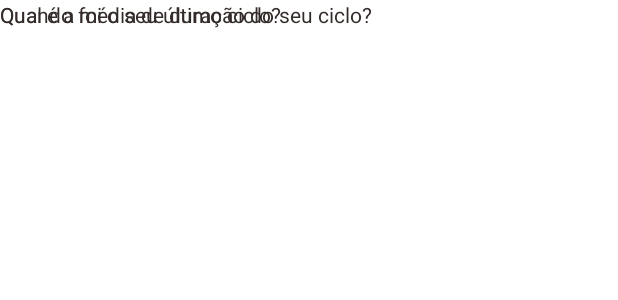
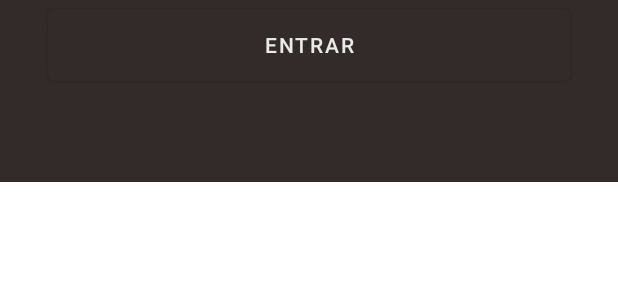
Before and after one commit to MyllaGraciani/Aima, an Android app: the layout activity_cadastro_ciclo.xml on its own in the app's theme, with its tools: preview values and no code run, on a phone screen of 412 x 824 dp. Shown: the top 300 px of the screen. Run offline under Robolectric (Android 15) with nearby library versions, the phone set to English and light mode, and no system bars.

Commit message:
iniciado layout da tela de cadastro de ciclo.

```diff
--- /dev/null
+++ b/app/src/main/java/com/ai/app/aima/model/Ciclos.java
@@ -0,0 +1,8 @@
+package com.ai.app.aima.model;
+
+public class Ciclos {
+    private int duracaoCiclo;
+    private int duracaoSangue;
+
+
+}
--- a/app/src/main/res/layout/activity_cadastro_ciclo.xml
+++ b/app/src/main/res/layout/activity_cadastro_ciclo.xml
@@ -7,23 +7,76 @@
     tools:context=".activity.CadastroCiclo_Activity">
 
 
+    <com.google.android.material.button.MaterialButton
+        android:id="@+id/l_btn_entrar2"
+        android:layout_width="match_parent"
+        android:layout_height="@dimen/am_btn_height"
+        android:layout_marginStart="32dp"
+        android:layout_marginEnd="32dp"
+        android:text="@string/btn_entrar"
+        android:textColor="@color/am_white"
+        app:backgroundTint="@color/am_black"
+        app:layout_constraintEnd_toEndOf="parent"
+        app:layout_constraintStart_toStartOf="parent"
+        tools:layout_editor_absoluteY="504dp" />
+
+    <com.google.android.material.button.MaterialButton
+        android:id="@+id/l_btn_cadastrar2"
+        style="@style/Widget.MaterialComponents.Button.TextButton"
+        android:layout_width="match_parent"
+        android:layout_height="@dimen/am_btn_height"
+        android:layout_marginStart="32dp"
+        android:layout_marginTop="16dp"
+        android:layout_marginEnd="32dp"
+        android:onClick="criarCadastroCiclo"
+        android:text="Pular"
+        android:textColor="@color/am_black"
+        app:layout_constraintBottom_toBottomOf="parent"
+        app:layout_constraintEnd_toEndOf="parent"
+        app:layout_constraintHorizontal_bias="0.0"
+        app:layout_constraintStart_toStartOf="parent"
+        app:layout_constraintTop_toBottomOf="@+id/l_btn_entrar2"
+        app:layout_constraintVertical_bias="0.0" />
+
+    <ImageView
+        android:id="@+id/back2"
+        android:layout_width="match_parent"
+        android:layout_height="121dp"
+
+        android:background="@drawable/am_background"
+
+        />
+
     <TextView
         android:id="@+id/cc_txtFluxo2"
-        android:layout_width="wrap_content"
-        android:layout_height="wrap_content"
+        android:layout_width="342dp"
+        android:layout_height="37dp"
         android:text="Quando foi o seu último ciclo?"
         android:textColor="@color/am_black"
-        tools:layout_editor_absoluteX="80dp"
-        tools:layout_editor_absoluteY="165dp" />
+        android:textSize="24sp"
+        tools:layout_editor_absoluteX="32dp"
+        tools:layout_editor_absoluteY="332dp" />
+
+    <TextView
+        android:id="@+id/cc_txtFluxo3"
+        android:layout_width="342dp"
+        android:layout_height="37dp"
+        android:text="Ciclo menstrual"
+        android:textAlignment="center"
+        android:textColor="@color/am_white"
+        android:textSize="24sp"
+        tools:layout_editor_absoluteX="35dp"
+        tools:layout_editor_absoluteY="42dp" />
 
     <TextView
         android:id="@+id/cc_txtFluxo"
-        android:layout_width="wrap_content"
-        android:layout_height="wrap_content"
+        android:layout_width="346dp"
+        android:layout_height="62dp"
         android:text="Qual é a média de duração do seu ciclo?"
         android:textColor="@color/am_black"
-        tools:layout_editor_absoluteX="80dp"
-        tools:layout_editor_absoluteY="115dp" />
+        android:textSize="24sp"
+        tools:layout_editor_absoluteX="32dp"
+        tools:layout_editor_absoluteY="189dp" />
 
 
 </androidx.constraintlayout.widget.ConstraintLayout>
```
